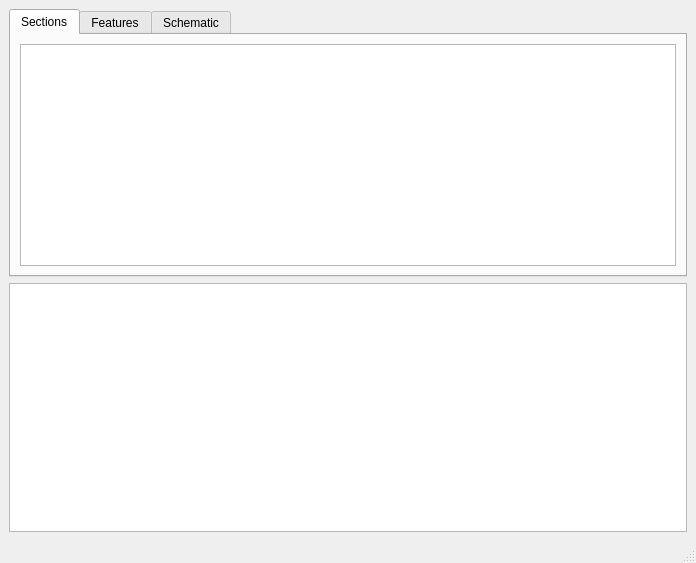
Above: vcs_tool.ui from Drew973/vcs_tool before the change. Below: the same form after it.
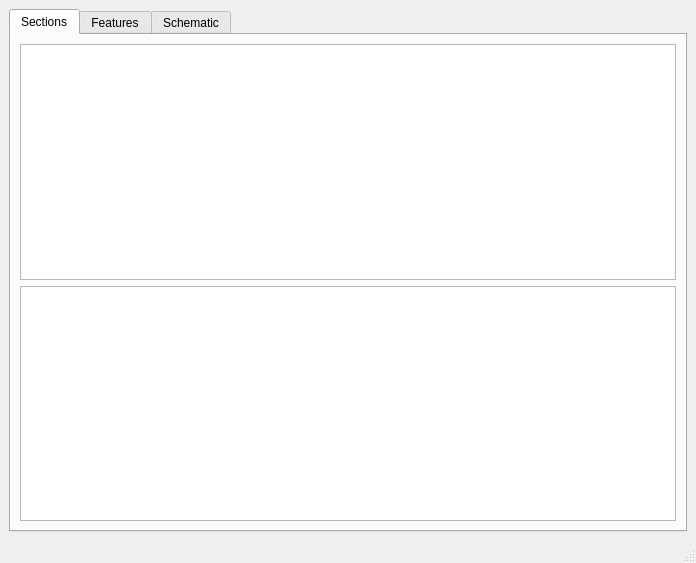
That is the form after the change.

Commit message: working again. need to add insert section dialog.

Diff of the .ui file:
```diff
--- a/vcs_tool.ui
+++ b/vcs_tool.ui
@@ -28,6 +28,9 @@
         <item>
          <widget class="QTableView" name="sectionsView"/>
         </item>
+        <item>
+         <widget class="QTableView" name="insertSectionView"/>
+        </item>
        </layout>
       </widget>
       <widget class="QWidget" name="tab">
@@ -57,9 +60,6 @@
       </widget>
      </widget>
     </item>
-    <item>
-     <widget class="QTableView" name="insertSectionView"/>
-    </item>
    </layout>
   </widget>
   <widget class="QMenuBar" name="menubar">
```
The commit also changes 10 other files.
